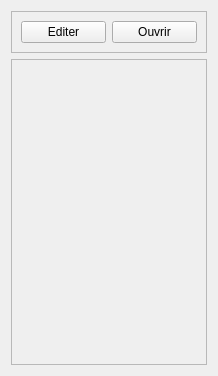
Old version of the form Lamia/iface/qgiswidget/tools/toolprepro/base3/lamiabase_sketch_tool_ui.ui in the repository Artelia/Lamia.
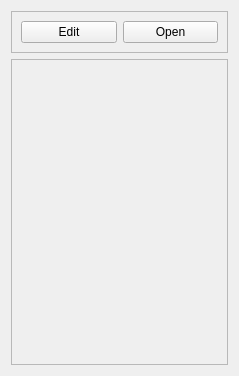
New version of the form.

Patch:
```diff
--- a/Lamia/iface/qgiswidget/tools/toolprepro/base3/lamiabase_sketch_tool_ui.ui
+++ b/Lamia/iface/qgiswidget/tools/toolprepro/base3/lamiabase_sketch_tool_ui.ui
@@ -6,7 +6,7 @@
    <rect>
     <x>0</x>
     <y>0</y>
-    <width>218</width>
+    <width>239</width>
     <height>376</height>
    </rect>
   </property>
@@ -26,14 +26,14 @@
       <item row="0" column="0">
        <widget class="QPushButton" name="pushButton_edit">
         <property name="text">
-         <string>Editer</string>
+         <string>Edit</string>
         </property>
        </widget>
       </item>
       <item row="0" column="1">
        <widget class="QPushButton" name="pushButton_open">
         <property name="text">
-         <string>Ouvrir</string>
+         <string>Open</string>
         </property>
        </widget>
       </item>
```
Left out of the diff: 4 changed lines with no effect on the pictures.
